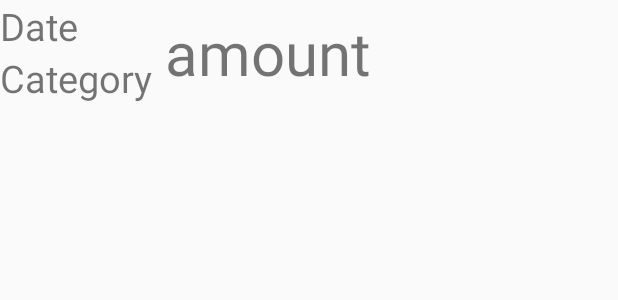
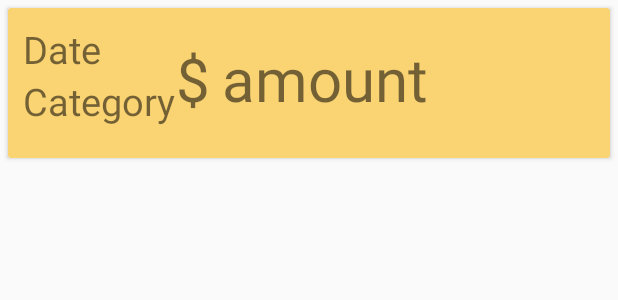
Before and after one commit to Langzzzzzz/DailyPlus, an Android app: the layout list_item.xml on its own in the app's theme, with its tools: preview values and no code run, on a phone screen of 412 x 824 dp. Shown: the top 300 px of the screen. Run offline under Robolectric (Android 15) with nearby library versions, the phone set to English and light mode, and no system bars.

Commit message:
cardView

```diff
--- a/app/build.gradle
+++ b/app/build.gradle
@@ -30,6 +30,7 @@ dependencies {
     implementation fileTree(dir: 'libs', include: ['*.jar'])
     implementation 'androidx.appcompat:appcompat:1.1.0'
     implementation 'androidx.legacy:legacy-support-v4:1.0.0'
+    implementation "androidx.cardview:cardview:1.0.0"
     implementation 'com.google.android.material:material:1.0.0'
     implementation 'androidx.constraintlayout:constraintlayout:1.1.3'
     implementation 'androidx.navigation:navigation-fragment:2.0.0'
@@ -49,4 +50,5 @@ dependencies {
     implementation 'com.github.bumptech.glide:glide:4.11.0'
     annotationProcessor 'com.github.bumptech.glide:compiler:4.11.0'
 
+
 }
--- a/app/src/main/res/layout/list_item.xml
+++ b/app/src/main/res/layout/list_item.xml
@@ -1,7 +1,23 @@
 <?xml version="1.0" encoding="utf-8"?>
+
 <LinearLayout xmlns:android="http://schemas.android.com/apk/res/android"
-    android:orientation="horizontal" android:layout_width="match_parent"
+    xmlns:app="http://schemas.android.com/apk/res-auto"
+    android:orientation="horizontal"
+    android:layout_width="match_parent"
     android:layout_height="wrap_content">
+
+    <androidx.cardview.widget.CardView
+        android:id="@+id/card_view"
+        android:layout_width="fill_parent"
+        android:layout_height="100dp"
+        android:layout_margin="5dp"
+        app:cardCornerRadius="2dp"
+        app:contentPadding="10dp"
+        app:cardBackgroundColor="#FAD473">
+        <LinearLayout
+            android:layout_width="wrap_content"
+            android:layout_height="wrap_content"
+            android:orientation="horizontal">
 
             <LinearLayout
                 android:layout_width="wrap_content"
@@ -25,6 +41,13 @@
             </LinearLayout>
 
             <TextView
+                android:layout_width="wrap_content"
+                android:layout_height="match_parent"
+                android:text="$"
+                android:textSize="40dp"
+                android:paddingTop="10dp"/>
+
+            <TextView
                 android:id="@+id/txt_amont"
                 android:layout_width="wrap_content"
                 android:layout_height="wrap_content"
@@ -32,7 +55,8 @@
                 android:textSize="40dp"
                 android:padding="8dp"
                 />
+        </LinearLayout>
 
-
+    </androidx.cardview.widget.CardView>
 
 </LinearLayout>
```
Also changed, not shown: app/src/main/res/layout/fragment_home.xml (+27 -6 lines). Lines whose indentation alone changed are shown as unchanged.
